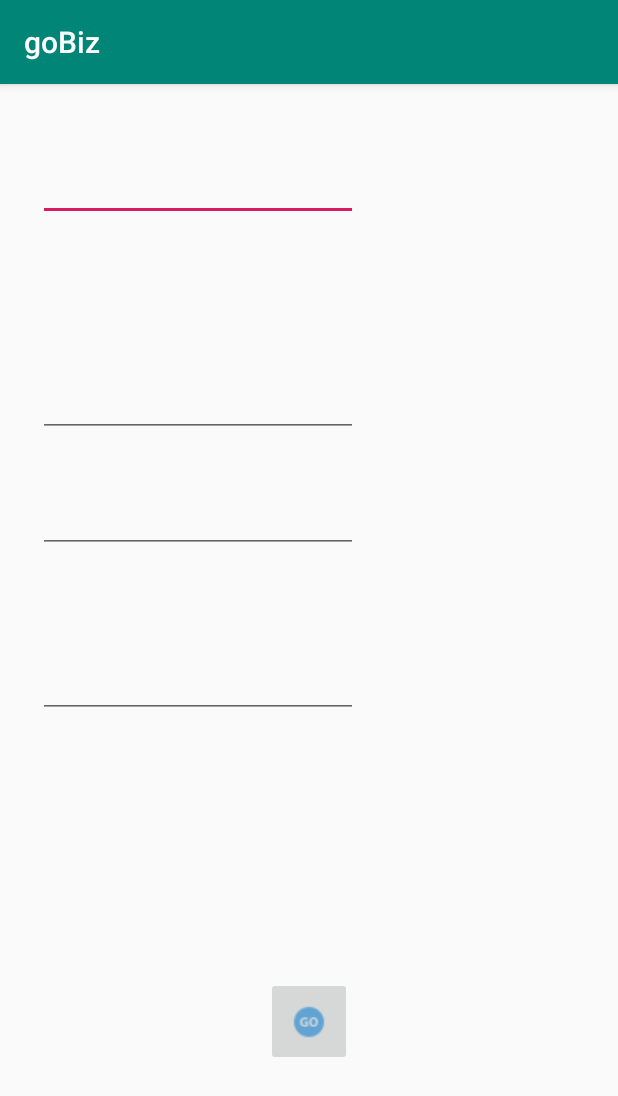
After one commit to weirdindiankid/GoBiz, an Android app: the SignUpActivity screen opened directly, with no data from a screen before it, on a phone screen of 412 x 824 dp. The commit adds this screen. Shown: the top 1096 px of the screen. Run offline under Robolectric (Android 15) with nearby library versions, the phone set to English and light mode, and no system bars.

Commit message:
Sign up in progress

```diff
--- a/app/src/main/AndroidManifest.xml
+++ b/app/src/main/AndroidManifest.xml
@@ -16,6 +16,7 @@
                 <category android:name="android.intent.category.LAUNCHER" />
             </intent-filter>
         </activity>
+        <activity android:name=".SignUpActivity"></activity>
     </application>
 
 </manifest>
--- /dev/null
+++ b/app/src/main/java/com/example/vaibh/gobiz/SignUpActivity.java
@@ -0,0 +1,13 @@
+package com.example.vaibh.gobiz;
+
+import android.support.v7.app.AppCompatActivity;
+import android.os.Bundle;
+
+public class SignUpActivity extends AppCompatActivity {
+
+    @Override
+    protected void onCreate(Bundle savedInstanceState) {
+        super.onCreate(savedInstanceState);
+        setContentView(R.layout.activity_sign_up);
+    }
+}
--- /dev/null
+++ b/app/src/main/res/layout/activity_sign_up.xml
@@ -0,0 +1,74 @@
+<?xml version="1.0" encoding="utf-8"?>
+<RelativeLayout xmlns:android="http://schemas.android.com/apk/res/android"
+    xmlns:app="http://schemas.android.com/apk/res-auto"
+    xmlns:tools="http://schemas.android.com/tools"
+    android:layout_width="match_parent"
+    android:layout_height="match_parent"
+    tools:context=".SignUpActivity">
+
+    <EditText
+        android:id="@+id/edtName"
+        android:layout_width="wrap_content"
+        android:layout_height="wrap_content"
+        android:layout_alignParentStart="true"
+        android:layout_alignParentTop="true"
+        android:layout_marginStart="25dp"
+        android:layout_marginTop="46dp"
+        android:ems="10"
+        android:hint="@string/hint_name"
+        android:inputType="textPersonName"
+        tools:layout_editor_absoluteX="16dp"
+        tools:layout_editor_absoluteY="53dp" />
+
+    <EditText
+        android:id="@+id/edtEmail"
+        android:layout_width="wrap_content"
+        android:layout_height="wrap_content"
+        android:layout_alignParentStart="true"
+        android:layout_alignParentBottom="true"
+        android:layout_marginStart="25dp"
+        android:layout_marginBottom="345dp"
+        android:ems="10"
+        android:hint="@string/hint_email"
+        android:inputType="textEmailAddress"
+        tools:layout_editor_absoluteX="16dp"
+        tools:layout_editor_absoluteY="125dp" />
+
+    <EditText
+        android:layout_width="wrap_content"
+        android:layout_height="wrap_content"
+        android:layout_alignParentStart="true"
+        android:layout_alignParentTop="true"
+        android:layout_marginStart="25dp"
+        android:layout_marginTop="190dp"
+        android:ems="10"
+        android:hint="@string/hint_pass"
+        android:inputType="textPassword"
+        tools:layout_editor_absoluteX="15dp"
+        tools:layout_editor_absoluteY="201dp" />
+
+    <EditText
+        android:layout_width="wrap_content"
+        android:layout_height="wrap_content"
+        android:layout_alignParentStart="true"
+        android:layout_alignParentTop="true"
+        android:layout_marginStart="25dp"
+        android:layout_marginTop="267dp"
+        android:ems="10"
+        android:hint="@string/hint_confirm_pass"
+        android:inputType="textPassword"
+        tools:layout_editor_absoluteX="15dp"
+        tools:layout_editor_absoluteY="201dp" />
+
+
+    <ImageButton
+        android:id="@+id/imageButton"
+        android:layout_width="57dp"
+        android:layout_height="59dp"
+        android:layout_alignParentBottom="true"
+        android:layout_centerHorizontal="true"
+        android:layout_marginBottom="113dp"
+        app:srcCompat="@drawable/icons8-go-24"
+        tools:layout_editor_absoluteX="164dp"
+        tools:layout_editor_absoluteY="317dp" />
+</RelativeLayout>
--- a/app/src/main/res/values/strings.xml
+++ b/app/src/main/res/values/strings.xml
@@ -1,3 +1,8 @@
 <resources>
     <string name="app_name">goBiz</string>
+    <string name ="hint_name"></string>
+    <string name ="hint_email"></string>
+    <string name ="hint_pass"></string>
+    <string name ="hint_confirm_pass"></string>
+
 </resources>
```
Also changed, not shown: app/src/main/res/drawable-v24/buttonImages/icons8-go-24.png (added), app/src/main/res/drawable/icons8-go-24.png (added).
